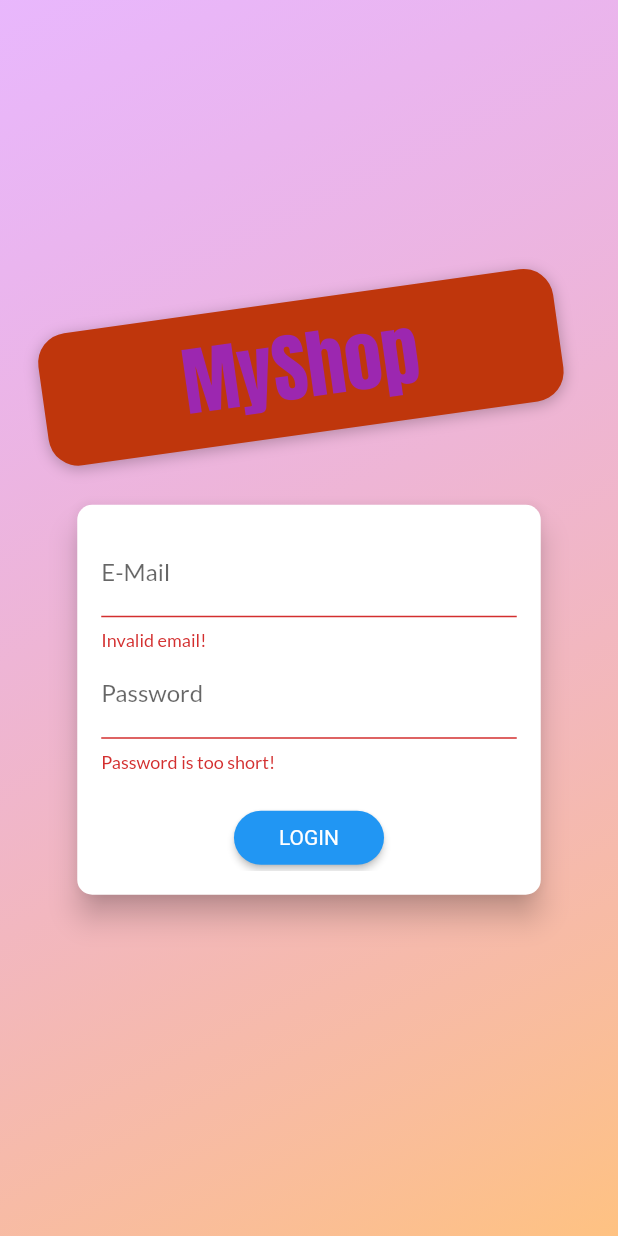
After one commit to ShubhaPradhan/shopapp, a Flutter app: the screen it shows after launch, after a tap on "LOGIN", on a phone screen of 412 x 824 dp. The commit adds this screen. Run offline on Flutter 3.47's test engine with Material 2 defaults, Android fonts, the phone set to English and light mode, and no system bars; network calls fail.

Commit message:
many things

```diff
--- a/lib/main.dart
+++ b/lib/main.dart
@@ -1,4 +1,6 @@
 import 'package:flutter/material.dart';
+import '../providers/auth.dart';
+import '../screens/auth_screen.dart';
 import '../screens/edit_product_screen.dart';
 import '../screens/user_products_screen.dart';
 import '../providers/cart.dart';
@@ -19,23 +21,35 @@ class MyApp extends StatelessWidget {
     return MultiProvider(
       providers: [
         ChangeNotifierProvider(
-          create: (ctx) => Products(),
+          create: (ctx) => Auth(),
         ),
-        ChangeNotifierProvider(
-          create: (ctx) => Cart(),
+        ChangeNotifierProxyProvider<Auth, Products>(
+          create: (_) => null,
+          update: (ctx, auth, previousProducts) => Products(
+              auth.token,
+              auth.userId,
+              previousProducts == null ? [] : previousProducts.items),
         ),
-        ChangeNotifierProvider(
-          create: (ctx) => Orders(),
+        ChangeNotifierProxyProvider<Auth, Cart>(
+          create: (ctx) => null,
+          update: (ctx, auth, previousCart) =>
+              Cart(auth.token, previousCart == null ? {} : previousCart.items),
+        ),
+        ChangeNotifierProxyProvider<Auth, Orders>(
+          create: (ctx) => null,
+          update: (ctx, auth, previousOrders) => Orders(auth.token, auth.userId,
+              previousOrders == null ? [] : previousOrders.orders),
         ),
       ],
-      child: MaterialApp(
+      child: Consumer<Auth>(
+        builder: (ctx, auth, _) => MaterialApp(
           title: 'MyShop',
           theme: ThemeData(
             colorScheme: ColorScheme.fromSwatch(primarySwatch: Colors.purple)
                 .copyWith(secondary: Colors.deepOrange),
             fontFamily: 'Lato',
           ),
-        home: ProductOverviewScreen(),
+          home: auth.isAuth ? ProductOverviewScreen() : AuthScreen(),
           routes: {
             ProductDetailScreen.routeName: (ctx) => ProductDetailScreen(),
             CartScreen.routeName: (ctx) => CartScreen(),
@@ -44,6 +58,7 @@ class MyApp extends StatelessWidget {
             EditProductScreen.routeName: (ctx) => EditProductScreen(),
           },
         ),
+      ),
     );
   }
 }
--- /dev/null
+++ b/lib/providers/auth.dart
@@ -0,0 +1,96 @@
+import 'dart:async';
+import 'dart:convert';
+
+import 'package:flutter/widgets.dart';
+import 'package:flutter_complete_guide/models/http_exception.dart';
+import 'package:http/http.dart' as http;
+
+class Auth with ChangeNotifier {
+  String _token;
+  DateTime _expiryDate;
+  String _userId;
+  Timer _authTimer;
+
+  bool get isAuth {
+    return token != null;
+  }
+
+  String get token {
+    if (_expiryDate != null &&
+        _expiryDate.isAfter(DateTime.now()) &&
+        _token != null) {
+      return _token;
+    }
+    return null;
+  }
+
+  String get userId {
+    return _userId;
+  }
+
+  Future<void> _authenticate(
+      String email, String password, String urlSegment) async {
+    final url = Uri.parse(
+        'https://identitytoolkit.googleapis.com/v1/accounts:$urlSegment?key=AIzaSyCGxLsu8VLcLdDS4IktHev6MqpEvErb4RU');
+    try {
+      final response = await http.post(
+        url,
+        body: json.encode({
+          'email': email,
+          'password': password,
+          'returnSecureToken': true,
+        }),
+      );
+      final responseData = json.decode(response.body);
+      if (responseData['error'] != null) {
+        throw HttpException(responseData['error']['message']);
+      }
+      _token = responseData['idToken'];
+      _userId = responseData['localId'];
+      _expiryDate = DateTime.now().add(
+        Duration(
+          seconds: int.parse(
+            responseData['expiresIn'],
+          ),
+        ),
+      );
+      _autoLogout();
+      notifyListeners();
+    } catch (error) {
+      throw error;
+    }
+  }
+
+  Future<void> signup(
+    String email,
+    String password,
+  ) async {
+    return _authenticate(email, password, 'signUp');
+  }
+
+  Future<void> login(
+    String email,
+    String password,
+  ) async {
+    return _authenticate(email, password, 'signInWithPassword');
+  }
+
+  void logout() {
+    _token = null;
+    _expiryDate = null;
+    _userId = null;
+    if (_authTimer != null) {
+      _authTimer.cancel();
+      _authTimer = null;
+    }
+    notifyListeners();
+  }
+
+  void _autoLogout() {
+    if (_authTimer != null) {
+      _authTimer.cancel();
+    }
+    final timeToExpiry = _expiryDate.difference(DateTime.now()).inSeconds;
+    _authTimer = Timer(Duration(seconds: timeToExpiry), logout);
+  }
+}
--- a/lib/providers/orders.dart
+++ b/lib/providers/orders.dart
@@ -20,13 +20,18 @@ class OrderItem {
 class Orders with ChangeNotifier {
   List<OrderItem> _orders = [];
 
+  final String authToken;
+  final String userId;
+
+  Orders(this.authToken, this.userId, this._orders);
+
   List<OrderItem> get orders {
     return [..._orders];
   }
 
   Future<void> fetchAndSetOrder() async {
     final url = Uri.parse(
-        'https://shopapp-c7c23-default-rtdb.asia-southeast1.firebasedatabase.app/orders.json');
+        'https://shopapp-c7c23-default-rtdb.asia-southeast1.firebasedatabase.app/orders/$userId.json?auth=$authToken');
     try {
       final response = await http.get(url);
       final extractedData = json.decode(response.body) as Map<String, dynamic>;
@@ -43,6 +48,7 @@ class Orders with ChangeNotifier {
               dateTime: DateTime.parse(orderData['dateTime']),
               products: (orderData['products'] as List<dynamic>)
                   .map((item) => CartItem(
+                        cartId: item['cartId'],
                         id: item['id'],
                         title: item['title'],
                         quantity: item['quantity'],
@@ -60,7 +66,7 @@ class Orders with ChangeNotifier {
 
   Future<void> addOrder(List<CartItem> cartProducts, double total) async {
     final url = Uri.parse(
-        'https://shopapp-c7c23-default-rtdb.asia-southeast1.firebasedatabase.app/orders.json');
+        'https://shopapp-c7c23-default-rtdb.asia-southeast1.firebasedatabase.app/orders/$userId.json?auth=$authToken');
     final timeStamp = DateTime.now();
     try {
       final response = await http.post(
--- /dev/null
+++ b/lib/screens/auth_screen.dart
@@ -0,0 +1,281 @@
+import 'dart:math';
+
+import 'package:flutter/material.dart';
+import 'package:flutter_complete_guide/models/http_exception.dart';
+import 'package:provider/provider.dart';
+
+import '../providers/auth.dart';
+
+enum AuthMode { Signup, Login }
+
+class AuthScreen extends StatelessWidget {
+  static const routeName = '/auth';
+
+  @override
+  Widget build(BuildContext context) {
+    final deviceSize = MediaQuery.of(context).size;
+    return Scaffold(
+      // resizeToAvoidBottomInset: false,
+      body: Stack(
+        children: <Widget>[
+          Container(
+            decoration: BoxDecoration(
+              gradient: LinearGradient(
+                colors: [
+                  Color.fromRGBO(215, 117, 255, 1).withOpacity(0.5),
+                  Color.fromRGBO(255, 188, 117, 1).withOpacity(0.9),
+                ],
+                begin: Alignment.topLeft,
+                end: Alignment.bottomRight,
+                stops: [0, 1],
+              ),
+            ),
+          ),
+          SingleChildScrollView(
+            child: Container(
+              height: deviceSize.height,
+              width: deviceSize.width,
+              child: Column(
+                mainAxisAlignment: MainAxisAlignment.center,
+                crossAxisAlignment: CrossAxisAlignment.center,
+                children: <Widget>[
+                  Flexible(
+                    child: Container(
+                      margin: EdgeInsets.only(bottom: 20.0),
+                      padding:
+                          EdgeInsets.symmetric(vertical: 8.0, horizontal: 94.0),
+                      transform: Matrix4.rotationZ(-8 * pi / 180)
+                        ..translate(-10.0),
+                      decoration: BoxDecoration(
+                        borderRadius: BorderRadius.circular(20),
+                        color: Colors.deepOrange.shade900,
+                        boxShadow: [
+                          BoxShadow(
+                            blurRadius: 8,
+                            color: Colors.black26,
+                            offset: Offset(0, 2),
+                          )
+                        ],
+                      ),
+                      child: Text(
+                        'MyShop',
+                        style: TextStyle(
+                          color: Theme.of(context).colorScheme.primary,
+                          fontSize: 50,
+                          fontFamily: 'Anton',
+                          fontWeight: FontWeight.normal,
+                        ),
+                      ),
+                    ),
+                  ),
+                  Flexible(
+                    flex: deviceSize.width > 600 ? 2 : 1,
+                    child: AuthCard(),
+                  ),
+                ],
+              ),
+            ),
+          ),
+        ],
+      ),
+    );
+  }
+}
+
+class AuthCard extends StatefulWidget {
+  const AuthCard({
+    Key key,
+  }) : super(key: key);
+
+  @override
+  _AuthCardState createState() => _AuthCardState();
+}
+
+class _AuthCardState extends State<AuthCard> {
+  final GlobalKey<FormState> _formKey = GlobalKey();
+  AuthMode _authMode = AuthMode.Login;
+  Map<String, String> _authData = {
+    'email': '',
+    'password': '',
+  };
+  var _isLoading = false;
+  final _passwordController = TextEditingController();
+
+  void _showErrorDialog(String message) {
+    showDialog(
+        context: context,
+        builder: (ctx) => AlertDialog(
+              title: Text('An Error Occured'),
+              content: Text(message),
+              actions: [
+                TextButton(
+                  onPressed: () {
+                    Navigator.of(ctx).pop();
+                  },
+                  child: Text('Okay'),
+                ),
+              ],
+            ));
+  }
+
+  Future<void> _submit() async {
+    if (!_formKey.currentState.validate()) {
+      // Invalid!
+      return;
+    }
+    _formKey.currentState.save();
+    setState(() {
+      _isLoading = true;
+    });
+    try {
+      if (_authMode == AuthMode.Login) {
+        await Provider.of<Auth>(context, listen: false).login(
+          _authData['email'],
+          _authData['password'],
+        );
+      } else {
+        await Provider.of<Auth>(context, listen: false).signup(
+          _authData['email'],
+          _authData['password'],
+        );
+      }
+    } on HttpException catch (error) {
+      var errorMessage = 'Authentication failed';
+      if (error.toString().contains('EMAIL_EXISTS')) {
+        errorMessage = 'This email address is already in use.';
+      } else if (error.toString().contains('INVALID_EMAIL')) {
+        errorMessage = 'This is not a valid email address';
+      } else if (error.toString().contains('WEAK_PASSWORD')) {
+        errorMessage = 'This password is too weak';
+      } else if (error.toString().contains('EMAIL_NOT_FOUND')) {
+        errorMessage = 'This email does not exist.';
+      } else if (error.toString().contains('INVALID_PASSWORD')) {
+        errorMessage = 'Invalid password';
+      }
+      _showErrorDialog(errorMessage);
+    } catch (error) {
+      const errorMessage =
+          'Could not authenticate you. Please try again later.';
+      _showErrorDialog(errorMessage);
+    }
+    setState(() {
+      _isLoading = false;
+    });
+  }
+
+  void _switchAuthMode() {
+    if (_authMode == AuthMode.Login) {
+      setState(() {
+        _authMode = AuthMode.Signup;
+      });
+    } else {
+      setState(() {
+        _authMode = AuthMode.Login;
+      });
+    }
+  }
+
+  @override
+  Widget build(BuildContext context) {
+    final deviceSize = MediaQuery.of(context).size;
+    return Card(
+      shape: RoundedRectangleBorder(
+        borderRadius: BorderRadius.circular(10.0),
+      ),
+      elevation: 8.0,
+      child: Container(
+        height: _authMode == AuthMode.Signup ? 320 : 260,
+        constraints:
+            BoxConstraints(minHeight: _authMode == AuthMode.Signup ? 320 : 260),
+        width: deviceSize.width * 0.75,
+        padding: EdgeInsets.all(16.0),
+        child: Form(
+          key: _formKey,
+          child: SingleChildScrollView(
+            child: Column(
+              children: <Widget>[
+                TextFormField(
+                  decoration: InputDecoration(labelText: 'E-Mail'),
+                  keyboardType: TextInputType.emailAddress,
+                  validator: (value) {
+                    if (value.isEmpty || !value.contains('@')) {
+                      return 'Invalid email!';
+                    }
+                    return null;
+                  },
+                  onSaved: (value) {
+                    _authData['email'] = value;
+                  },
+                ),
+                TextFormField(
+                  decoration: InputDecoration(labelText: 'Password'),
+                  obscureText: true,
+                  controller: _passwordController,
+                  validator: (value) {
+                    if (value.isEmpty || value.length < 5) {
+                      return 'Password is too short!';
+                    }
+                    return null;
+                  },
+                  onSaved: (value) {
+                    _authData['password'] = value;
+                  },
+                ),
+                if (_authMode == AuthMode.Signup)
+                  TextFormField(
+                    enabled: _authMode == AuthMode.Signup,
+                    decoration: InputDecoration(labelText: 'Confirm Password'),
+                    obscureText: true,
+                    validator: _authMode == AuthMode.Signup
+                        ? (value) {
+                            if (value != _passwordController.text) {
+                              return 'Passwords do not match!';
+                            }
+                            return null;
+                          }
+                        : null,
+                  ),
+                SizedBox(
+                  height: 20,
+                ),
+                if (_isLoading)
+                  CircularProgressIndicator()
+                else
+                  ElevatedButton(
+                    child:
+                        Text(_authMode == AuthMode.Login ? 'LOGIN' : 'SIGN UP'),
+                    onPressed: _submit,
+                    style: ElevatedButton.styleFrom(
+                      primary: Theme.of(context).primaryColor,
+                      onPrimary: Colors.white,
+                      shape: RoundedRectangleBorder(
+                        borderRadius: BorderRadius.circular(30),
+                      ),
+                      padding:
+                          EdgeInsets.symmetric(horizontal: 30.0, vertical: 8.0),
+                      textStyle: TextStyle(
+                        color: Theme.of(context).primaryTextTheme.button.color,
+                      ),
+                    ),
+                  ),
+                TextButton(
+                  child: Text(
+                      '${_authMode == AuthMode.Login ? 'SIGNUP' : 'LOGIN'} INSTEAD'),
+                  onPressed: _switchAuthMode,
+                  style: TextButton.styleFrom(
+                    padding:
+                        EdgeInsets.symmetric(horizontal: 30.0, vertical: 4),
+                    tapTargetSize: MaterialTapTargetSize.shrinkWrap,
+                    textStyle: TextStyle(
+                      color: Theme.of(context).primaryColor,
+                    ),
+                  ),
+                ),
+              ],
+            ),
+          ),
+        ),
+      ),
+    );
+  }
+}
--- a/lib/widgets/cart_item.dart
+++ b/lib/widgets/cart_item.dart
@@ -59,10 +59,11 @@ class CartItem extends StatelessWidget {
           ),
         );
       },
-      onDismissed: (direction) {
+      onDismissed: (direction) async {
         final cartId =
             Provider.of<Cart>(context, listen: false).getCartId(productId);
-        Provider.of<Cart>(context, listen: false).removeItem(cartId, productId);
+        await Provider.of<Cart>(context, listen: false)
+            .removeItem(cartId, productId);
       },
       child: Card(
         margin: EdgeInsets.symmetric(
--- a/lib/widgets/product_item.dart
+++ b/lib/widgets/product_item.dart
@@ -1,4 +1,5 @@
 import 'package:flutter/material.dart';
+import '../providers/auth.dart';
 import '../providers/cart.dart';
 import '../screens/product_detail_screen.dart';
 import 'package:provider/provider.dart';
@@ -16,6 +17,7 @@ class _ProductItemState extends State<ProductItem> {
   Widget build(BuildContext context) {
     final product = Provider.of<Product>(context, listen: false);
     final cart = Provider.of<Cart>(context, listen: false);
+    final authData = Provider.of<Auth>(context, listen: false);
     return ClipRRect(
       borderRadius: BorderRadius.circular(10),
       child: GridTile(
@@ -39,7 +41,7 @@ class _ProductItemState extends State<ProductItem> {
                 product.isFavourite ? Icons.favorite : Icons.favorite_border,
               ),
               onPressed: () async {
-                product.toggleFavouriteStatus();
+                product.toggleFavouriteStatus(authData.token, authData.userId);
               },
               color: Theme.of(context).colorScheme.secondary,
             ),
```
Also changed, not shown: lib/providers/cart.dart (+10 -6 lines), lib/providers/product.dart (+4 -6 lines), lib/providers/products.dart (+21 -9 lines), lib/screens/user_products_screen.dart (+15 -4 lines), lib/widgets/app_drawer.dart (+12 -0 lines). Lines whose indentation alone changed are shown as unchanged.
